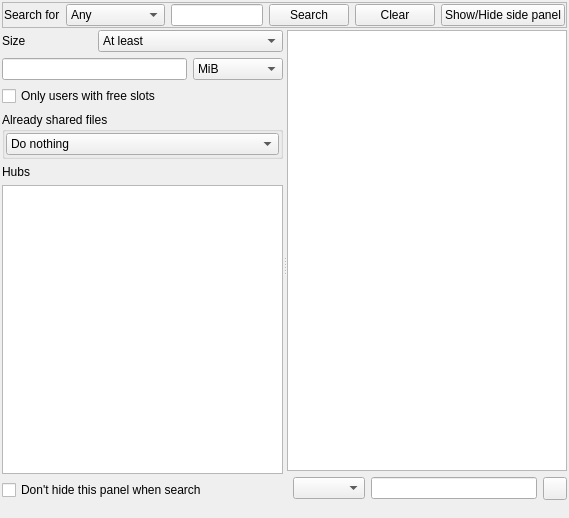
Above: eiskaltdcpp-qt/ui/UISearchFrame.ui from eiskaltdcpp/eiskaltdcpp before the change. Below: the same form after it.
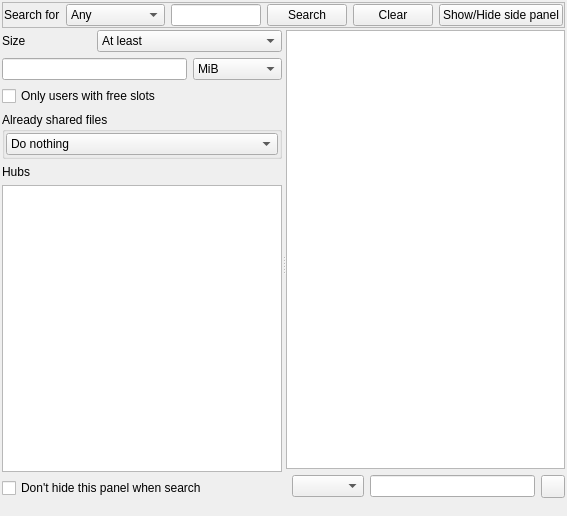
That is the form after the change. Custom widgets are drawn as their Qt base class.

The edit to the form file:
```diff
--- a/eiskaltdcpp-qt/ui/UISearchFrame.ui
+++ b/eiskaltdcpp-qt/ui/UISearchFrame.ui
@@ -6,8 +6,8 @@
    <rect>
     <x>0</x>
     <y>0</y>
-    <width>569</width>
-    <height>518</height>
+    <width>567</width>
+    <height>516</height>
    </rect>
   </property>
   <property name="windowTitle">
@@ -169,6 +169,12 @@
        </property>
        <item row="5" column="0" colspan="3">
         <widget class="QListWidget" name="listWidget_HUBS">
+         <property name="sizePolicy">
+          <sizepolicy hsizetype="Expanding" vsizetype="Preferred">
+           <horstretch>0</horstretch>
+           <verstretch>0</verstretch>
+          </sizepolicy>
+         </property>
          <property name="minimumSize">
           <size>
            <width>0</width>
@@ -185,6 +191,12 @@
        </item>
        <item row="4" column="0">
         <widget class="QLabel" name="label_4">
+         <property name="sizePolicy">
+          <sizepolicy hsizetype="Preferred" vsizetype="Fixed">
+           <horstretch>0</horstretch>
+           <verstretch>0</verstretch>
+          </sizepolicy>
+         </property>
          <property name="text">
           <string>Hubs</string>
          </property>
@@ -265,6 +277,12 @@
        </item>
        <item row="3" column="0" colspan="3">
         <widget class="QGroupBox" name="groupBox_2">
+         <property name="sizePolicy">
+          <sizepolicy hsizetype="Preferred" vsizetype="Fixed">
+           <horstretch>0</horstretch>
+           <verstretch>0</verstretch>
+          </sizepolicy>
+         </property>
          <property name="contextMenuPolicy">
           <enum>Qt::NoContextMenu</enum>
          </property>
@@ -306,6 +324,12 @@
       <layout class="QGridLayout" name="gridLayout_5">
        <item row="0" column="0" colspan="2">
         <widget class="QTreeView" name="treeView_RESULTS">
+         <property name="sizePolicy">
+          <sizepolicy hsizetype="Expanding" vsizetype="Preferred">
+           <horstretch>0</horstretch>
+           <verstretch>0</verstretch>
+          </sizepolicy>
+         </property>
          <property name="minimumSize">
           <size>
            <width>0</width>
@@ -331,6 +355,12 @@
        </item>
        <item row="1" column="1">
         <widget class="QFrame" name="frame_FILTER">
+         <property name="sizePolicy">
+          <sizepolicy hsizetype="Preferred" vsizetype="Fixed">
+           <horstretch>0</horstretch>
+           <verstretch>0</verstretch>
+          </sizepolicy>
+         </property>
          <property name="frameShape">
           <enum>QFrame::NoFrame</enum>
          </property>
```
